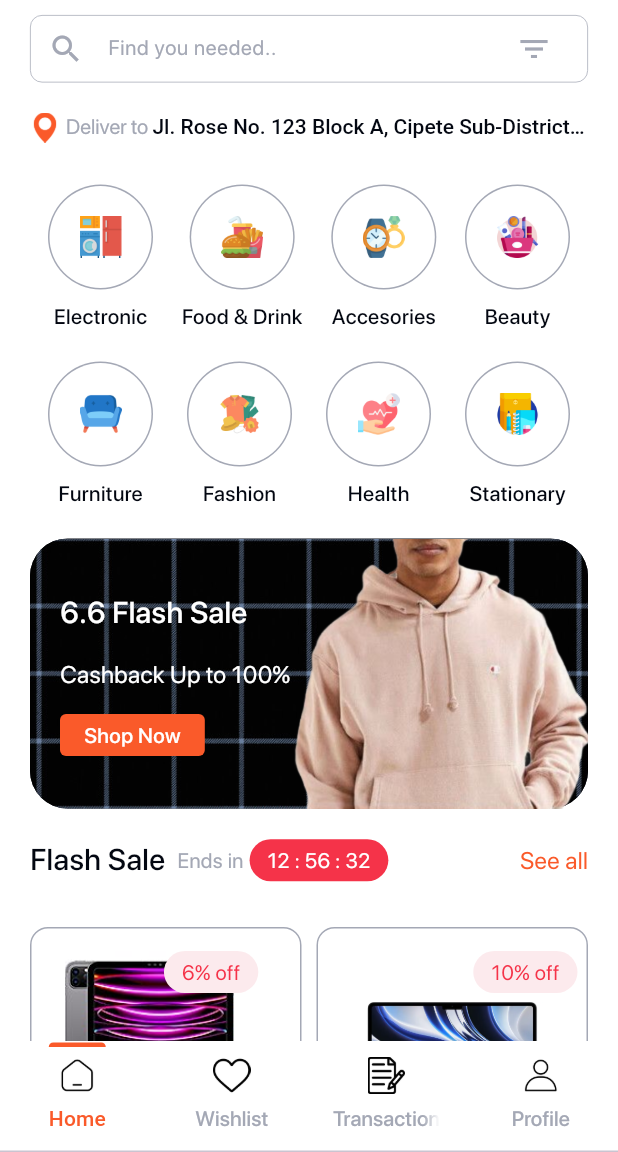
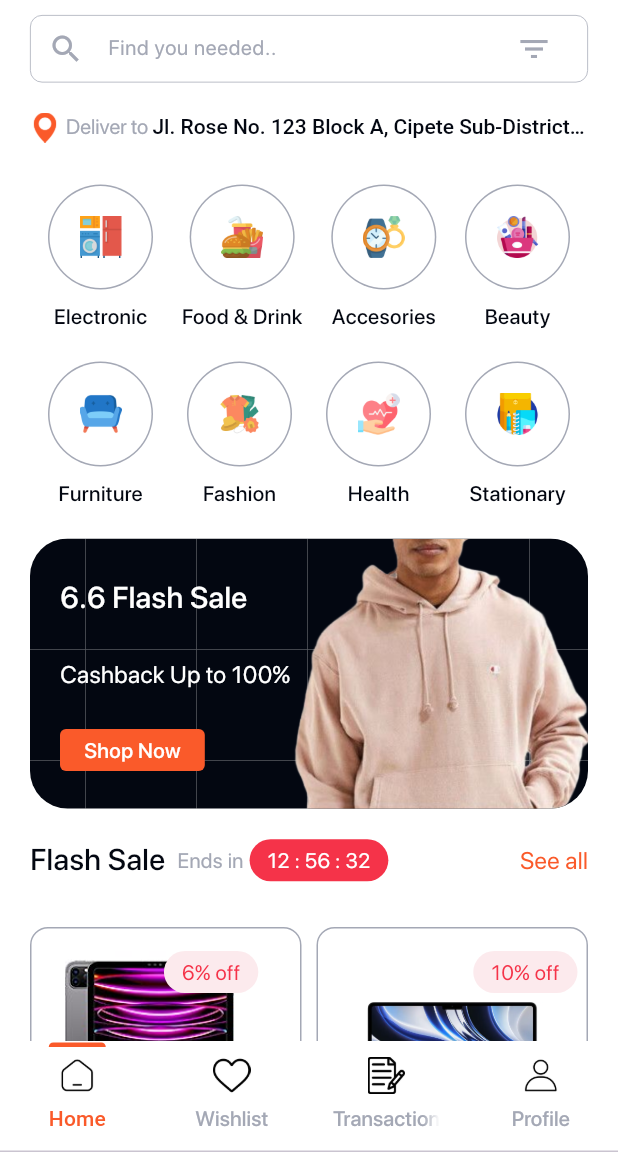
Before and after one commit to DANIEL-DEMELASH/luxeshop_ui, a Flutter app: the screen it shows after launch, on a phone screen of 412 x 824 dp, the part 84-1236 px from its top. Run offline on Flutter 3.47's test engine with Material 3 defaults, Android fonts, the light colour scheme and no system bars; our stand-ins replace carousel_slider, smooth_page_indicator.

Commit message:
fix: homepage flashSale container square bg

```diff
--- a/lib/pages/home_page.dart
+++ b/lib/pages/home_page.dart
@@ -3,6 +3,7 @@ import 'package:flutter/material.dart';
 
 import '../widgets/category_widget.dart';
 import '../widgets/grid_item.dart';
+import '../widgets/square_painter.dart';
 
 class HomePage extends StatelessWidget {
   const HomePage({super.key});
@@ -198,26 +199,24 @@ class HomePage extends StatelessWidget {
                     ),
                   ),
                   const SizedBox(height: 20),
-                  Container(
+                  SizedBox(
                     height: 180,
                     width: double.infinity,
-                    decoration: BoxDecoration(
-                      color: secondaryColor,
-                      image: const DecorationImage(
-                        image: AssetImage('assets/images/container-bg.jpg'),
-                        repeat: ImageRepeat.repeatX,
-                      ),
+                    child: ClipRRect(
                       borderRadius: BorderRadius.circular(25),
+                      child: CustomPaint(
+                        painter: SquarePainter(),
+                        child: Padding(
+                          padding: const EdgeInsets.only(
+                            left: 20,
                           ),
                           child: Row(
                             mainAxisAlignment: MainAxisAlignment.spaceBetween,
                             children: [
-                        Padding(
-                          padding: const EdgeInsets.only(
-                              left: 20, top: 20, bottom: 20),
-                          child: Column(
+                              Column(
                                 crossAxisAlignment: CrossAxisAlignment.start,
-                            mainAxisAlignment: MainAxisAlignment.spaceEvenly,
+                                mainAxisAlignment:
+                                    MainAxisAlignment.spaceEvenly,
                                 children: [
                                   const Text(
                                     '6.6 Flash Sale',
@@ -254,9 +253,11 @@ class HomePage extends StatelessWidget {
                                   ),
                                 ],
                               ),
-                        ),
                               Image.asset('assets/images/pink-hoodie.png'),
                             ],
+                          ),
+                        ),
+                      ),
                     ),
                   ),
                   const SizedBox(height: 20),
```
Also changed, not shown: lib/widgets/square_painter.dart (added, +24 -0 lines). Lines whose indentation alone changed are shown as unchanged.
